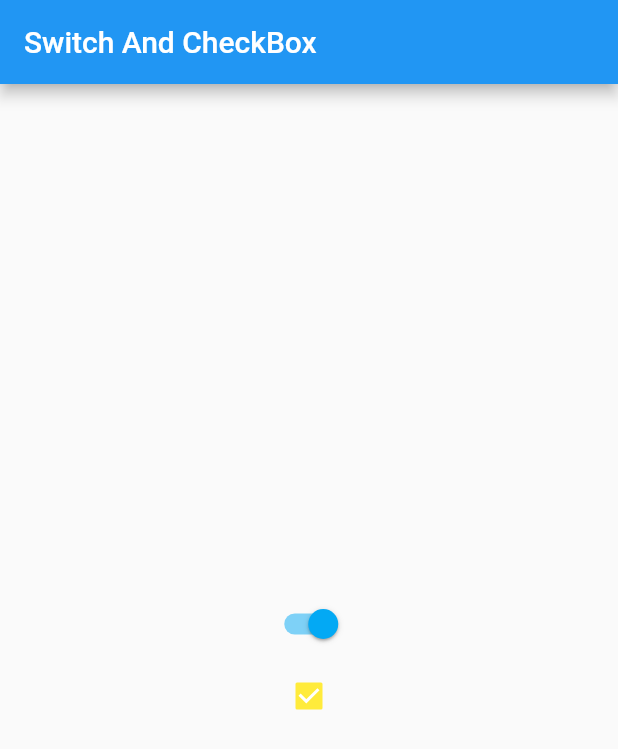
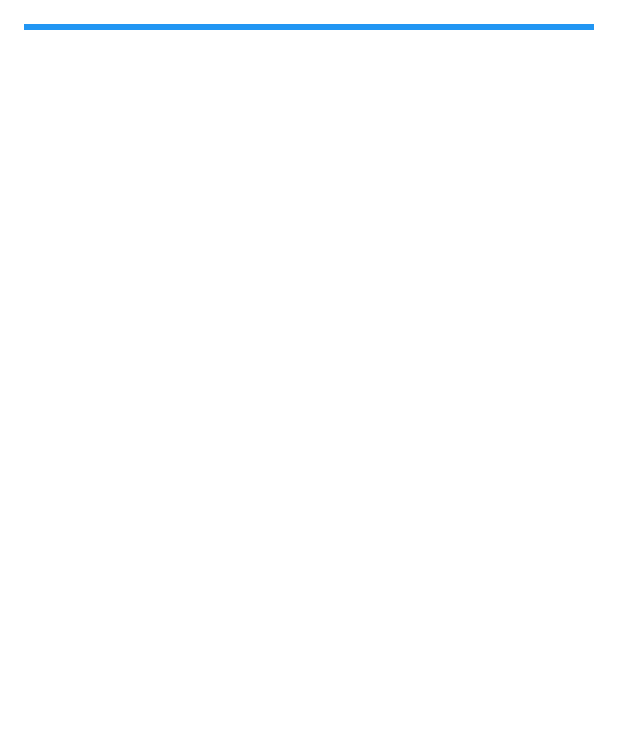
Before and after one commit to dashingqi/DQFlutter, a Flutter app: the screen it shows after launch, on a phone screen of 412 x 824 dp. Shown: the top 749 px of the screen. Run offline on Flutter 3.47's test engine with Material 2 defaults, Android fonts, the phone set to English and light mode, and no system bars.

Commit message:
【flutter】【update Progress】

```diff
--- a/lib/main.dart
+++ b/lib/main.dart
@@ -1,5 +1,6 @@
 import 'package:dq_flutter/widget/icon.dart';
 import 'package:dq_flutter/widget/image.dart';
+import 'package:dq_flutter/widget/progress.dart';
 import 'package:dq_flutter/widget/switchCheckbox.dart';
 import 'package:flutter/material.dart';
 
@@ -17,7 +18,7 @@ class MyApp extends StatelessWidget {
       theme: ThemeData(
         primarySwatch: Colors.blue,
       ),
-      home: const SwitchAndCheckBoxWidget(),
+      home: const ProgressRoute(),
     );
   }
 }
--- /dev/null
+++ b/lib/widget/progress.dart
@@ -0,0 +1,99 @@
+import 'package:flutter/material.dart';
+
+class ProgressWidget extends StatefulWidget {
+  const ProgressWidget({super.key});
+
+  @override
+  State<StatefulWidget> createState() {
+    return _ProgressWidgetState();
+  }
+}
+
+class _ProgressWidgetState extends State<ProgressWidget> {
+  @override
+  Widget build(BuildContext context) {
+    return Scaffold(
+      appBar: AppBar(title: const Text("Progress Widget")),
+      body: Center(
+        child: Column(
+          mainAxisAlignment: MainAxisAlignment.center,
+          children: [
+            LinearProgressIndicator(
+              backgroundColor: Colors.grey[200],
+              valueColor: const AlwaysStoppedAnimation(Colors.blue),
+            ),
+            SizedBox(
+                height: 10,
+                child: LinearProgressIndicator(
+                  backgroundColor: Colors.grey[200],
+                  valueColor: const AlwaysStoppedAnimation(Colors.blue),
+                  value: .7,
+                )),
+            CircularProgressIndicator(
+              backgroundColor: Colors.grey[200],
+              valueColor: const AlwaysStoppedAnimation(Colors.blue),
+            ),
+            SizedBox(
+                height: 200,
+                width: 300,
+                child: CircularProgressIndicator(
+                  backgroundColor: Colors.grey[200],
+                  valueColor: const AlwaysStoppedAnimation(Colors.blue),
+                  value: .7,
+                )),
+          ],
+        ),
+      ),
+    );
+  }
+}
+
+class ProgressRoute extends StatefulWidget {
+  const ProgressRoute({super.key});
+
+  @override
+  State<StatefulWidget> createState() {
+    return _ProgressRouteWidget();
+  }
+}
+
+class _ProgressRouteWidget extends State<ProgressRoute>
+    with SingleTickerProviderStateMixin {
+  late AnimationController _animationController;
+
+  @override
+  void initState() {
+    _animationController =
+        AnimationController(vsync: this, duration: Duration(seconds: 3));
+    _animationController.forward();
+    _animationController.addListener(() {
+      setState(() {});
+    });
+    super.initState();
+  }
+
+  @override
+  void dispose() {
+    _animationController.dispose();
+    super.dispose();
+  }
+
+  @override
+  Widget build(BuildContext context) {
+    return SingleChildScrollView(
+      child: Column(
+        children: [
+          Padding(
+            padding: const EdgeInsets.all(16),
+            child: LinearProgressIndicator(
+              backgroundColor: Colors.grey[200],
+              valueColor: ColorTween(begin: Colors.grey, end: Colors.blue)
+                  .animate(_animationController),
+              value: _animationController.value,
+            ),
+          )
+        ],
+      ),
+    );
+  }
+}
```
